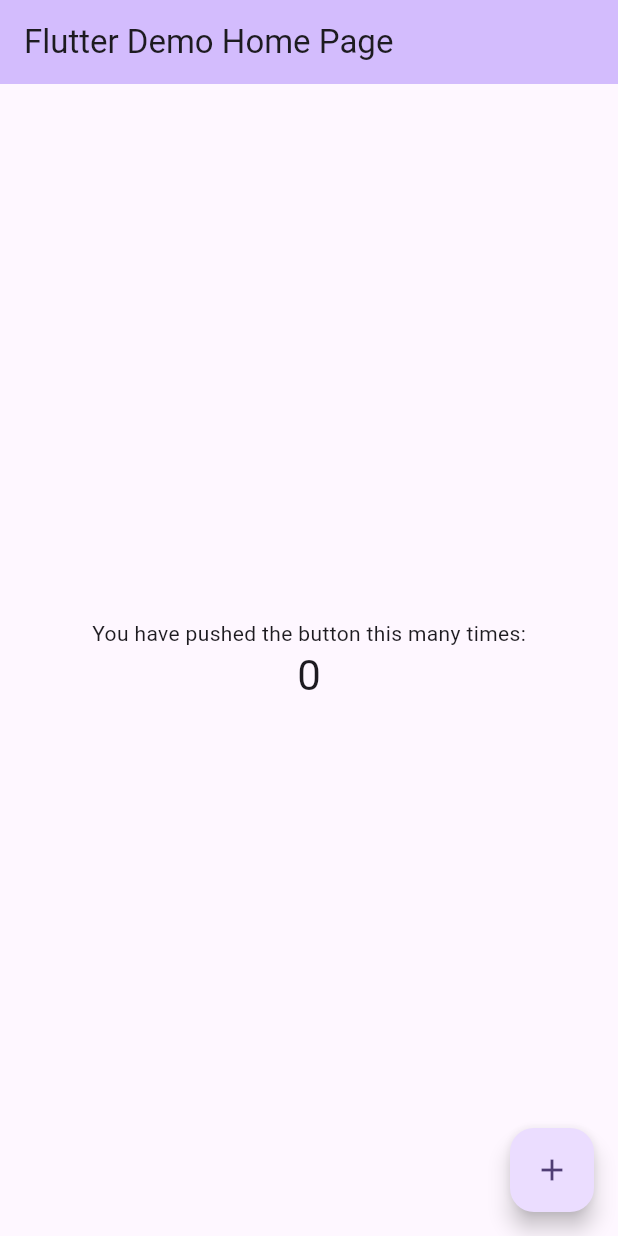
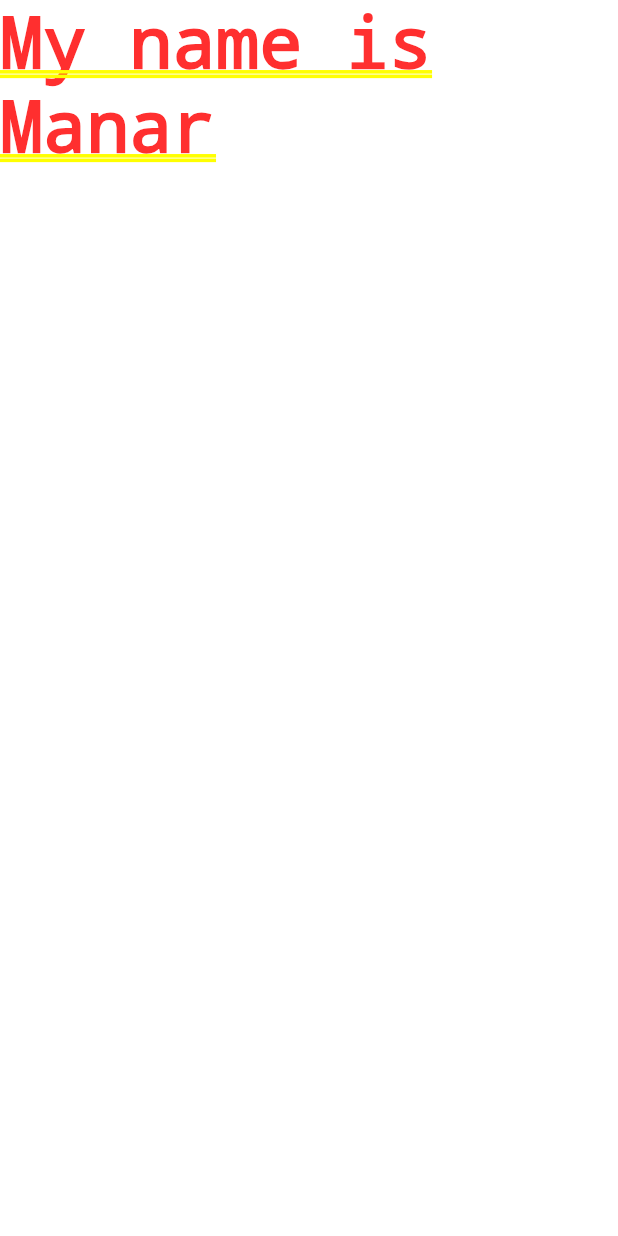
Before and after one commit to Manar2232/swe463_demo1_202248240, a Flutter app: the screen it shows after launch, on a phone screen of 412 x 824 dp. Run offline on Flutter 3.47's test engine with Material 3 defaults, Android fonts, the phone set to English and light mode, and no system bars.

Commit message:
Create Flutter starter project

```diff
--- a/lib/main.dart
+++ b/lib/main.dart
@@ -1,122 +1,8 @@
 import 'package:flutter/material.dart';
-
 void main() {
-  runApp(const MyApp());
+ runApp(
+ const MaterialApp(
+ home: Text('My name is Manar'),
+ ),
+ );
 }
-
-class MyApp extends StatelessWidget {
-  const MyApp({super.key});
-
-  // This widget is the root of your application.
-  @override
-  Widget build(BuildContext context) {
-    return MaterialApp(
-      title: 'Flutter Demo',
-      theme: ThemeData(
-        // This is the theme of your application.
-        //
-        // TRY THIS: Try running your application with "flutter run". You'll see
-        // the application has a purple toolbar. Then, without quitting the app,
-        // try changing the seedColor in the colorScheme below to Colors.green
-        // and then invoke "hot reload" (save your changes or press the "hot
-        // reload" button in a Flutter-supported IDE, or press "r" if you used
-        // the command line to start the app).
-        //
-        // Notice that the counter didn't reset back to zero; the application
-        // state is not lost during the reload. To reset the state, use hot
-        // restart instead.
-        //
-        // This works for code too, not just values: Most code changes can be
-        // tested with just a hot reload.
-        colorScheme: .fromSeed(seedColor: Colors.deepPurple),
-      ),
-      home: const MyHomePage(title: 'Flutter Demo Home Page'),
-    );
-  }
-}
-
-class MyHomePage extends StatefulWidget {
-  const MyHomePage({super.key, required this.title});
-
-  // This widget is the home page of your application. It is stateful, meaning
-  // that it has a State object (defined below) that contains fields that affect
-  // how it looks.
-
-  // This class is the configuration for the state. It holds the values (in this
-  // case the title) provided by the parent (in this case the App widget) and
-  // used by the build method of the State. Fields in a Widget subclass are
-  // always marked "final".
-
-  final String title;
-
-  @override
-  State<MyHomePage> createState() => _MyHomePageState();
-}
-
-class _MyHomePageState extends State<MyHomePage> {
-  int _counter = 0;
-
-  void _incrementCounter() {
-    setState(() {
-      // This call to setState tells the Flutter framework that something has
-      // changed in this State, which causes it to rerun the build method below
-      // so that the display can reflect the updated values. If we changed
-      // _counter without calling setState(), then the build method would not be
-      // called again, and so nothing would appear to happen.
-      _counter++;
-    });
-  }
-
-  @override
-  Widget build(BuildContext context) {
-    // This method is rerun every time setState is called, for instance as done
-    // by the _incrementCounter method above.
-    //
-    // The Flutter framework has been optimized to make rerunning build methods
-    // fast, so that you can just rebuild anything that needs updating rather
-    // than having to individually change instances of widgets.
-    return Scaffold(
-      appBar: AppBar(
-        // TRY THIS: Try changing the color here to a specific color (to
-        // Colors.amber, perhaps?) and trigger a hot reload to see the AppBar
-        // change color while the other colors stay the same.
-        backgroundColor: Theme.of(context).colorScheme.inversePrimary,
-        // Here we take the value from the MyHomePage object that was created by
-        // the App.build method, and use it to set our appbar title.
-        title: Text(widget.title),
-      ),
-      body: Center(
-        // Center is a layout widget. It takes a single child and positions it
-        // in the middle of the parent.
-        child: Column(
-          // Column is also a layout widget. It takes a list of children and
-          // arranges them vertically. By default, it sizes itself to fit its
-          // children horizontally, and tries to be as tall as its parent.
-          //
-          // Column has various properties to control how it sizes itself and
-          // how it positions its children. Here we use mainAxisAlignment to
-          // center the children vertically; the main axis here is the vertical
-          // axis because Columns are vertical (the cross axis would be
-          // horizontal).
-          //
-          // TRY THIS: Invoke "debug painting" (choose the "Toggle Debug Paint"
-          // action in the IDE, or press "p" in the console), to see the
-          // wireframe for each widget.
-          mainAxisAlignment: .center,
-          children: [
-            const Text('You have pushed the button this many times:'),
-            Text(
-              '$_counter',
-              style: Theme.of(context).textTheme.headlineMedium,
-            ),
-          ],
-        ),
-      ),
-      floatingActionButton: FloatingActionButton(
-        onPressed: _incrementCounter,
-        tooltip: 'Increment',
-        child: const Icon(Icons.add),
-      ),
-    );
-  }
-}
```
